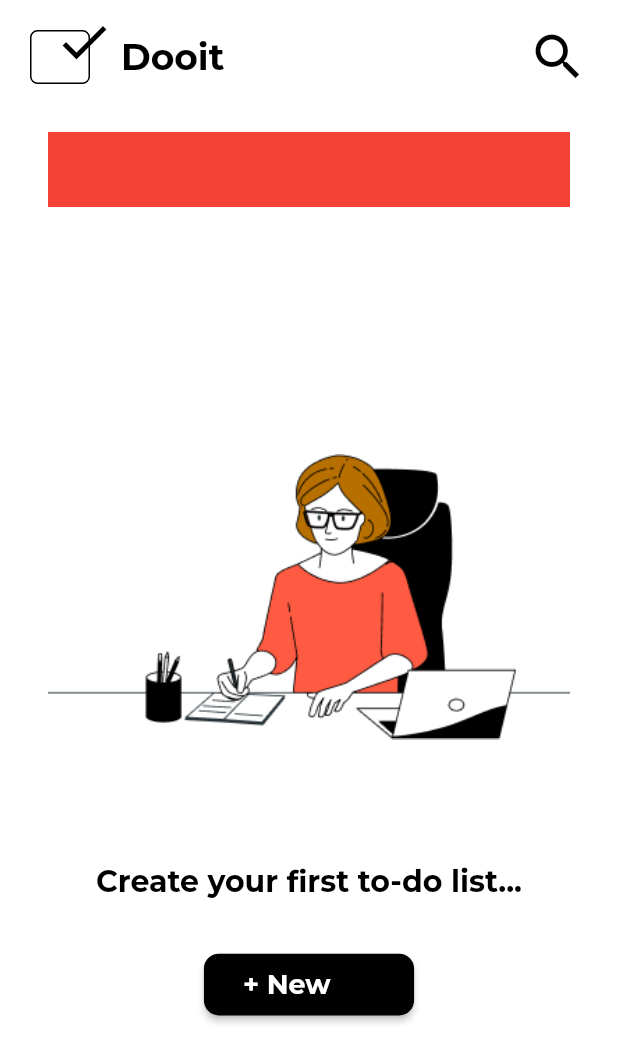
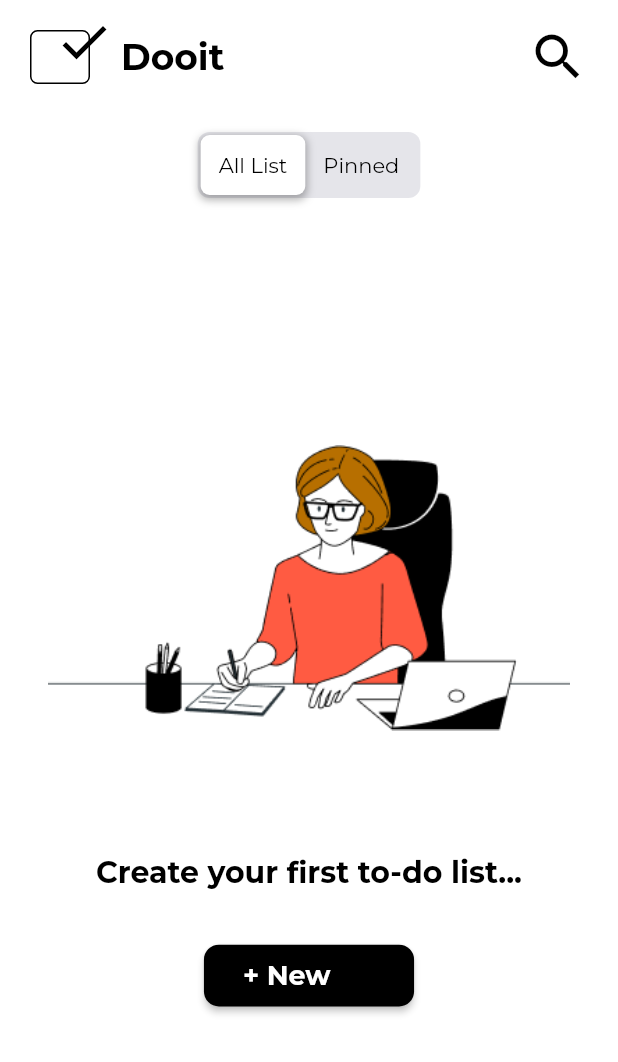
Before and after one commit to SaudMaashi/To-Do-List-App, a Flutter app: the HomeScreen screen opened by its route, on a phone screen of 412 x 824 dp. Shown: the top 1062 px of the screen. Run offline on Flutter 3.47's test engine with Material 3 defaults, Android fonts, the phone set to English and light mode, and no system bars; drawn by our look-alikes of custom_sliding_segmented_control; our stand-ins replace google_fonts.

```diff
--- a/lib/screens/add_note_screen.dart
+++ b/lib/screens/add_note_screen.dart
@@ -5,6 +5,6 @@ class AddNoteScreen extends StatelessWidget {
 
   @override
   Widget build(BuildContext context) {
-    return const Placeholder();
+    return const Scaffold();
   }
 }
--- a/lib/screens/home_screen.dart
+++ b/lib/screens/home_screen.dart
@@ -1,11 +1,18 @@
+import 'package:custom_sliding_segmented_control/custom_sliding_segmented_control.dart';
+import 'package:flutter/cupertino.dart';
 import 'package:flutter/material.dart';
 import 'package:to_do_list_app/utilities/constants.dart';
 import 'package:to_do_list_app/widgets/app_button.dart';
 import 'package:to_do_list_app/widgets/app_logo.dart';
 
-class HomeScreen extends StatelessWidget {
+class HomeScreen extends StatefulWidget {
   const HomeScreen({super.key});
 
+  @override
+  State<HomeScreen> createState() => _HomeScreenState();
+}
+
+class _HomeScreenState extends State<HomeScreen> {
   @override
   Widget build(BuildContext context) {
     final screenSize = MediaQuery.of(context).size;
@@ -59,10 +66,36 @@ class HomeScreen extends StatelessWidget {
         child: Center(
           child: Column(
             children: [
-              Container(
-                color: Colors.red,
-                height: 50,
-                width: 350,
+              CustomSlidingSegmentedControl<int>(
+                initialValue: 1,
+                children: const {
+                  1: Text("All List"),
+                  2: Text("Pinned"),
+                },
+                decoration: BoxDecoration(
+                  color: CupertinoColors.lightBackgroundGray,
+                  borderRadius: BorderRadius.circular(8),
+                ),
+                thumbDecoration: BoxDecoration(
+                  color: Colors.white,
+                  borderRadius: BorderRadius.circular(6),
+                  boxShadow: [
+                    BoxShadow(
+                      color: Colors.black.withOpacity(.3),
+                      blurRadius: 4.0,
+                      spreadRadius: 1.0,
+                      offset: const Offset(
+                        0.0,
+                        2.0,
+                      ),
+                    ),
+                  ],
+                ),
+                duration: const Duration(milliseconds: 300),
+                curve: Curves.easeInToLinear,
+                onValueChanged: (v) {
+                  print(v);
+                },
               ),
               SizedBox(height: screenSize.height * 0.2),
               Column(
--- a/pubspec.yaml
+++ b/pubspec.yaml
@@ -35,6 +35,7 @@ dependencies:
   # The following adds the Cupertino Icons font to your application.
   # Use with the CupertinoIcons class for iOS style icons.
   cupertino_icons: ^1.0.8
+  custom_sliding_segmented_control: ^1.8.4
 
 dev_dependencies:
   flutter_test:
```
Also changed, not shown: pubspec.lock.
